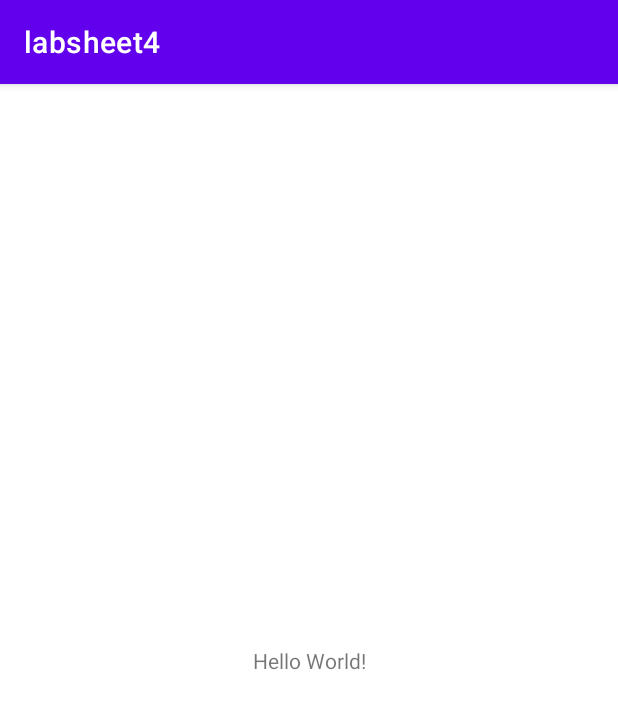
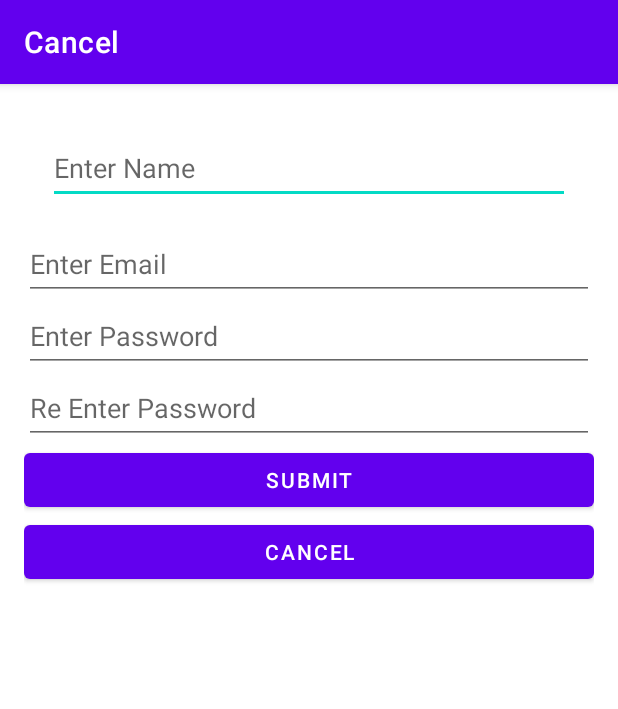
Before and after one commit to IT21161056/MADTutorial04, an Android app: the screen it shows after launch (MainActivity), on a phone screen of 412 x 824 dp. Shown: the top 709 px of the screen. Run offline under Robolectric (Android 15) with nearby library versions, the phone set to English and light mode, and no system bars.

Commit message:
layout fix

```diff
--- a/app/src/main/AndroidManifest.xml
+++ b/app/src/main/AndroidManifest.xml
@@ -7,7 +7,7 @@
         android:dataExtractionRules="@xml/data_extraction_rules"
         android:fullBackupContent="@xml/backup_rules"
         android:icon="@mipmap/ic_launcher"
-        android:label="@string/app_name"
+        android:label="@string/btnCancel"
         android:roundIcon="@mipmap/ic_launcher_round"
         android:supportsRtl="true"
         android:theme="@style/Theme.Labsheet4"
--- a/app/src/main/res/layout/activity_main.xml
+++ b/app/src/main/res/layout/activity_main.xml
@@ -1,18 +1,62 @@
 <?xml version="1.0" encoding="utf-8"?>
-<androidx.constraintlayout.widget.ConstraintLayout xmlns:android="http://schemas.android.com/apk/res/android"
+<LinearLayout xmlns:android="http://schemas.android.com/apk/res/android"
     xmlns:app="http://schemas.android.com/apk/res-auto"
     xmlns:tools="http://schemas.android.com/tools"
     android:layout_width="match_parent"
     android:layout_height="match_parent"
+    android:layout_marginLeft="16dp"
+    android:layout_marginTop="16dp"
+    android:layout_marginRight="16dp"
+    android:layout_marginBottom="16dp"
+    android:orientation="vertical"
     tools:context=".MainActivity">
 
-    <TextView
-        android:layout_width="wrap_content"
+    <EditText
+        android:id="@+id/edtName"
+        android:layout_width="match_parent"
+        android:layout_height="48dp"
+        android:layout_marginLeft="16dp"
+        android:layout_marginTop="16dp"
+        android:layout_marginRight="16dp"
+        android:layout_marginBottom="16dp"
+        android:ems="10"
+        android:hint="@string/edtname"
+        android:inputType="textPersonName" />
+
+    <EditText
+        android:id="@+id/edtEmail"
+        android:layout_width="match_parent"
+        android:layout_height="48dp"
+        android:ems="10"
+        android:hint="@string/edtEmail"
+        android:inputType="textPersonName" />
+
+    <EditText
+        android:id="@+id/edtPassword"
+        android:layout_width="match_parent"
+        android:layout_height="48dp"
+        android:ems="10"
+        android:hint="@string/edtPassword"
+        android:inputType="textPersonName" />
+
+    <EditText
+        android:id="@+id/edtReTypePassword"
+        android:layout_width="match_parent"
+        android:layout_height="48dp"
+        android:ems="10"
+        android:hint="@string/edtRetypePassword"
+        android:inputType="textPersonName" />
+
+    <Button
+        android:id="@+id/btnSubmit"
+        android:layout_width="match_parent"
         android:layout_height="wrap_content"
-        android:text="Hello World!"
-        app:layout_constraintBottom_toBottomOf="parent"
-        app:layout_constraintEnd_toEndOf="parent"
-        app:layout_constraintStart_toStartOf="parent"
-        app:layout_constraintTop_toTopOf="parent" />
+        android:text="@string/btnSubmit" />
 
-</androidx.constraintlayout.widget.ConstraintLayout>
+    <Button
+        android:id="@+id/btnCancel"
+        android:layout_width="match_parent"
+        android:layout_height="wrap_content"
+        android:text="@string/btnCancel" />
+
+</LinearLayout>
--- a/app/src/main/res/values/strings.xml
+++ b/app/src/main/res/values/strings.xml
@@ -1,3 +1,9 @@
 <resources>
-    <string name="app_name">labsheet4</string>
+    <string name="appName">labsheet4</string>
+    <string name="edtname">Enter Name</string>
+    <string name="edtEmail">Enter Email</string>
+    <string name="edtPassword">Enter Password</string>
+    <string name="edtRetypePassword">Re Enter Password</string>
+    <string name="btnSubmit">Submit</string>
+    <string name="btnCancel">Cancel</string>
 </resources>
```
